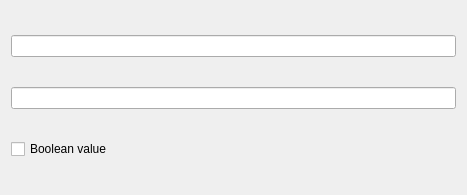
Qt form lib/clients/script_scanner_gui/Views/EventEditor.ui (CampbellGroup/common) before a commit.
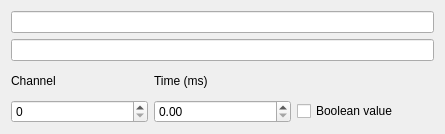
The same form after that commit.

Commit message: event parameters nominally working, known bugs... beta

The edit to the form file:
```diff
--- a/lib/clients/script_scanner_gui/Views/EventEditor.ui
+++ b/lib/clients/script_scanner_gui/Views/EventEditor.ui
@@ -6,36 +6,50 @@
    <rect>
     <x>0</x>
     <y>0</y>
-    <width>467</width>
-    <height>195</height>
+    <width>445</width>
+    <height>134</height>
    </rect>
   </property>
-  <property name="sizePolicy">
-   <sizepolicy hsizetype="Preferred" vsizetype="Fixed">
-    <horstretch>0</horstretch>
-    <verstretch>0</verstretch>
-   </sizepolicy>
-  </property>
   <property name="windowTitle">
    <string>Form</string>
   </property>
   <layout class="QGridLayout" name="gridLayout">
-   <item row="1" column="0" colspan="2">
+   <item row="1" column="0" colspan="3">
     <widget class="QLineEdit" name="uiName">
      <property name="readOnly">
       <bool>true</bool>
      </property>
     </widget>
    </item>
-   <item row="0" column="0" colspan="2">
+   <item row="0" column="0" colspan="3">
     <widget class="QLineEdit" name="uiCollection">
      <property name="readOnly">
       <bool>true</bool>
      </property>
     </widget>
    </item>
-   <item row="3" column="0">
-    <widget class="QCheckBox" name="uiValue">
+   <item row="2" column="0">
+    <widget class="QLabel" name="label">
+     <property name="text">
+      <string>Channel</string>
+     </property>
+    </widget>
+   </item>
+   <item row="2" column="1">
+    <widget class="QLabel" name="label_2">
+     <property name="text">
+      <string>Time (ms)</string>
+     </property>
+    </widget>
+   </item>
+   <item row="4" column="1">
+    <widget class="QDoubleSpinBox" name="uiTime"/>
+   </item>
+   <item row="4" column="0">
+    <widget class="QSpinBox" name="uiChan"/>
+   </item>
+   <item row="4" column="2">
+    <widget class="QCheckBox" name="uiBool">
      <property name="text">
       <string>Boolean value</string>
      </property>
```
The commit also changes 4 other files.
